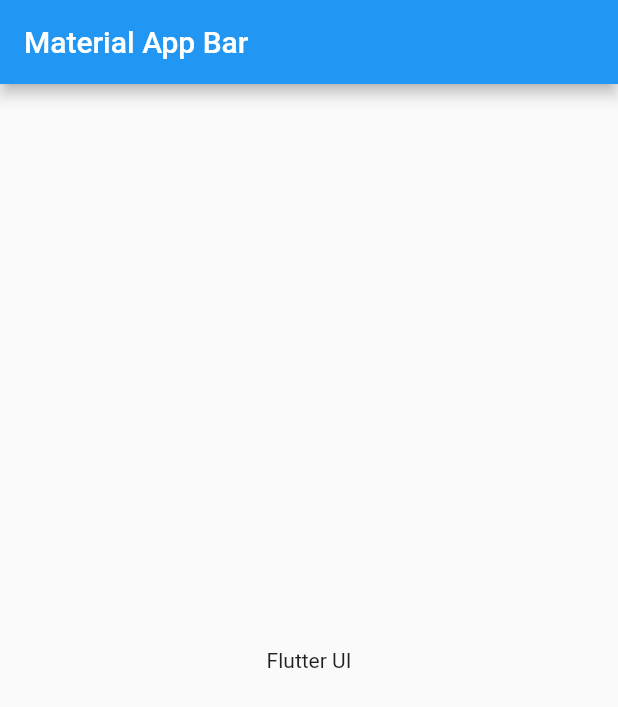
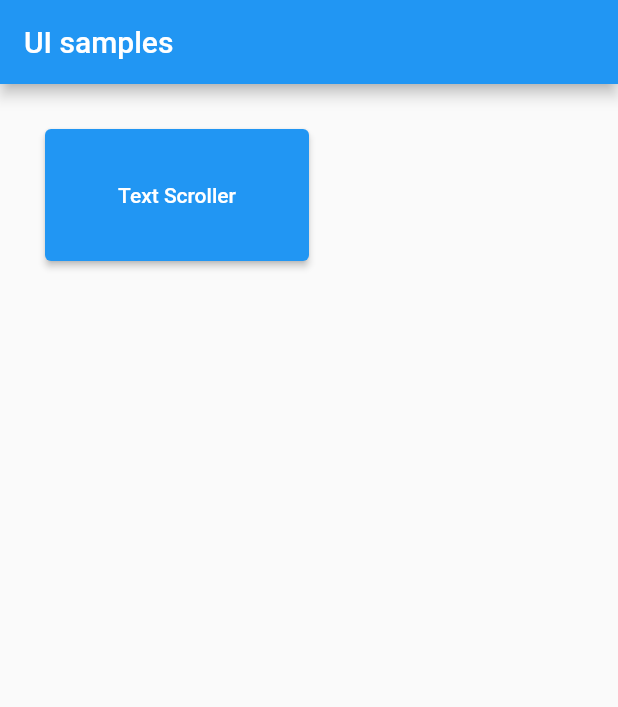
Before and after one commit to mrverdant13/flutter_ui, a Flutter app: the screen it shows after launch, on a phone screen of 412 x 824 dp. Shown: the top 707 px of the screen. Run offline on Flutter 3.47's test engine with Material 2 defaults, Android fonts, the phone set to English and light mode, and no system bars.

Commit message:
feat: add text controller demo

```diff
--- a/lib/main.dart
+++ b/lib/main.dart
@@ -1,19 +1,56 @@
 import 'package:flutter/material.dart';
 
-void main() => runApp(MyApp());
+import 'text_scroller/screen.dart';
+
+void main() => runApp(
+      MyApp(),
+    );
 
 class MyApp extends StatelessWidget {
   @override
+  Widget build(BuildContext context) => MaterialApp(
+        title: 'Flutter UI',
+        home: _Home(),
+      );
+}
+
+class _Home extends StatelessWidget {
+  const _Home({
+    Key? key,
+  }) : super(key: key);
+
+  static const _routes = {
+    'Text Scroller': const TextScrollerScreen(),
+  };
+
+  @override
   Widget build(BuildContext context) {
-    return MaterialApp(
-      title: 'Flutter UI',
-      home: Scaffold(
-        appBar: AppBar(
-          title: Text('Material App Bar'),
-        ),
-        body: Center(
-          child: Text('Flutter UI'),
-        ),
+    return Scaffold(
+      appBar: AppBar(
+        title: const Text('UI samples'),
+      ),
+      body: GridView.count(
+        crossAxisCount: MediaQuery.of(context).size.width ~/ 200,
+        childAspectRatio: 2,
+        padding: const EdgeInsets.all(30.0),
+        children: [
+          ..._routes.keys.map(
+            (routeName) => ElevatedButton(
+              onPressed: () {
+                Navigator.push(
+                  context,
+                  MaterialPageRoute(
+                    builder: (context) => _routes[routeName]!,
+                  ),
+                );
+              },
+              child: Text(
+                routeName,
+                textAlign: TextAlign.center,
+              ),
+            ),
+          )
+        ],
       ),
     );
   }
```
Also changed, not shown: lib/text_scroller/screen.dart (added, +14 -0 lines).
